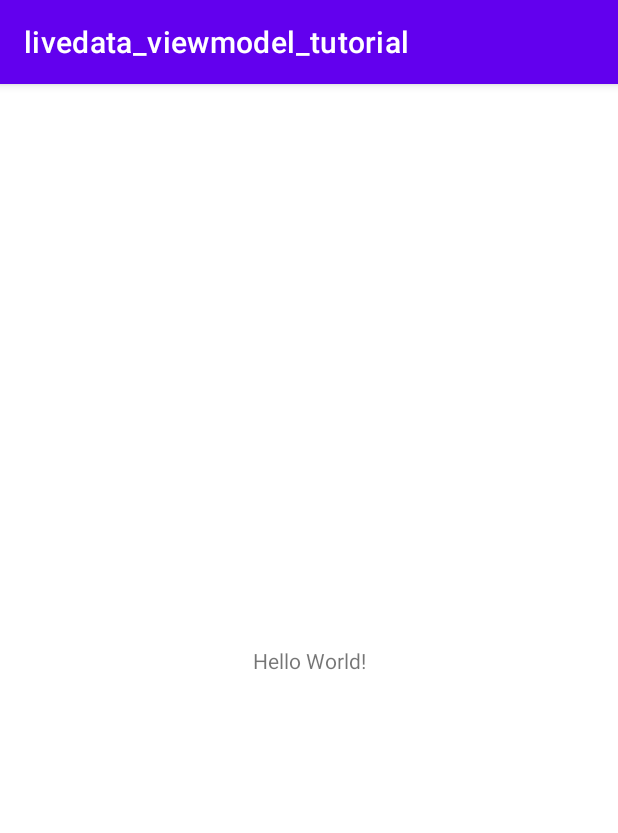
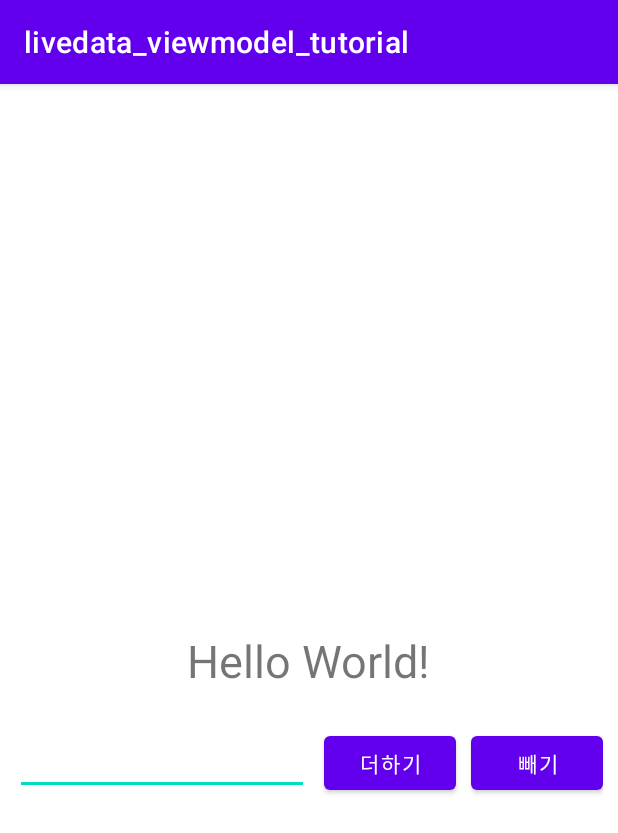
Before and after one commit to vaneseA/livedata_viewmodel_tutorial, an Android app: the screen it shows after launch (MainActivity), on a phone screen of 412 x 824 dp. Shown: the top 833 px of the screen. Run offline under Robolectric (Android 15) with nearby library versions, the phone set to English and light mode, and no system bars.

Commit message:
livedata 및 viewmodel gradle 추가 activity_main.xml 수정

```diff
--- a/app/build.gradle
+++ b/app/build.gradle
@@ -32,6 +32,7 @@ android {
 }
 
 dependencies {
+    def lifecycle_version = "2.5.1"
 
     implementation 'androidx.core:core-ktx:1.7.0'
     implementation 'androidx.appcompat:appcompat:1.6.1'
@@ -40,4 +41,12 @@ dependencies {
     testImplementation 'junit:junit:4.13.2'
     androidTestImplementation 'androidx.test.ext:junit:1.1.5'
     androidTestImplementation 'androidx.test.espresso:espresso-core:3.5.1'
+
+    // ViewModel - 라이프 사이클 관련
+    implementation("androidx.lifecycle:lifecycle-viewmodel-ktx:$lifecycle_version")
+
+    // LiveData - 옵저버 패턴 관련
+    implementation("androidx.lifecycle:lifecycle-livedata-ktx:$lifecycle_version")
+
+
 }
--- a/app/src/main/res/layout/activity_main.xml
+++ b/app/src/main/res/layout/activity_main.xml
@@ -4,15 +4,51 @@
     xmlns:tools="http://schemas.android.com/tools"
     android:layout_width="match_parent"
     android:layout_height="match_parent"
-    tools:context=".MainActivity">
+    tools:context=".MainActivity"
+    android:paddingHorizontal="10dp">
+    >
 
     <TextView
+        android:id="@+id/number_textview"
         android:layout_width="wrap_content"
         android:layout_height="wrap_content"
         android:text="Hello World!"
+        android:textSize="30dp"
         app:layout_constraintBottom_toBottomOf="parent"
         app:layout_constraintEnd_toEndOf="parent"
         app:layout_constraintStart_toStartOf="parent"
         app:layout_constraintTop_toTopOf="parent" />
 
+    <EditText
+        android:id="@+id/userinput_editText"
+        android:layout_width="0dp"
+        android:layout_height="wrap_content"
+        android:layout_marginTop="24dp"
+        app:layout_constraintEnd_toStartOf="@+id/plus_btn"
+        app:layout_constraintHorizontal_bias="0.5"
+        app:layout_constraintStart_toStartOf="parent"
+        app:layout_constraintTop_toBottomOf="@+id/number_textview" />
+
+    <Button
+        android:id="@+id/plus_btn"
+        android:layout_width="wrap_content"
+        android:layout_height="wrap_content"
+        android:text="더하기"
+        android:layout_marginHorizontal="10dp"
+        app:layout_constraintEnd_toStartOf="@+id/minus_btn"
+        app:layout_constraintHorizontal_bias="0.5"
+        app:layout_constraintStart_toEndOf="@+id/userinput_editText"
+        app:layout_constraintTop_toTopOf="@+id/userinput_editText" />
+
+    <Button
+        android:id="@+id/minus_btn"
+        android:layout_width="wrap_content"
+        android:layout_height="wrap_content"
+        android:text="빼기"
+        app:layout_constraintEnd_toEndOf="parent"
+        app:layout_constraintHorizontal_bias="0.5"
+        app:layout_constraintStart_toEndOf="@+id/plus_btn"
+        app:layout_constraintTop_toTopOf="@+id/userinput_editText" />
+
+
 </androidx.constraintlayout.widget.ConstraintLayout>
```
